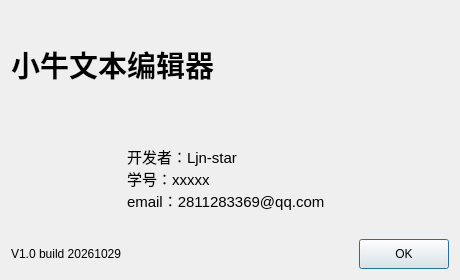
Qt form aboutdialog.ui (Ljn-star/qt) before a commit.
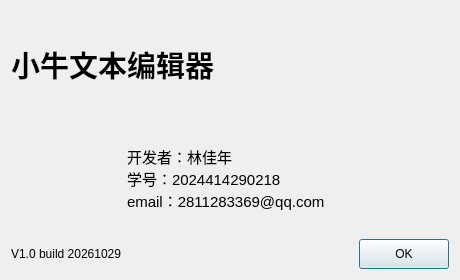
The same form after that commit.

Commit message:
feat(ui): 填写关于对话框与状态栏的作者信息
- 关于对话框：开发者 林佳年、学号 2024414290218、邮箱 2811283369@qq.com
- 状态栏右下角显示姓名 林佳年
- 同步重新生成运行截图

What changed in the file:
```diff
--- a/aboutdialog.ui
+++ b/aboutdialog.ui
@@ -56,8 +56,8 @@
         </font>
        </property>
        <property name="text">
-        <string>开发者：Ljn-star
-学号：xxxxx
+        <string>开发者：林佳年
+学号：2024414290218
 email：2811283369@qq.com</string>
        </property>
       </widget>
```
The commit also changes 4 other files.
